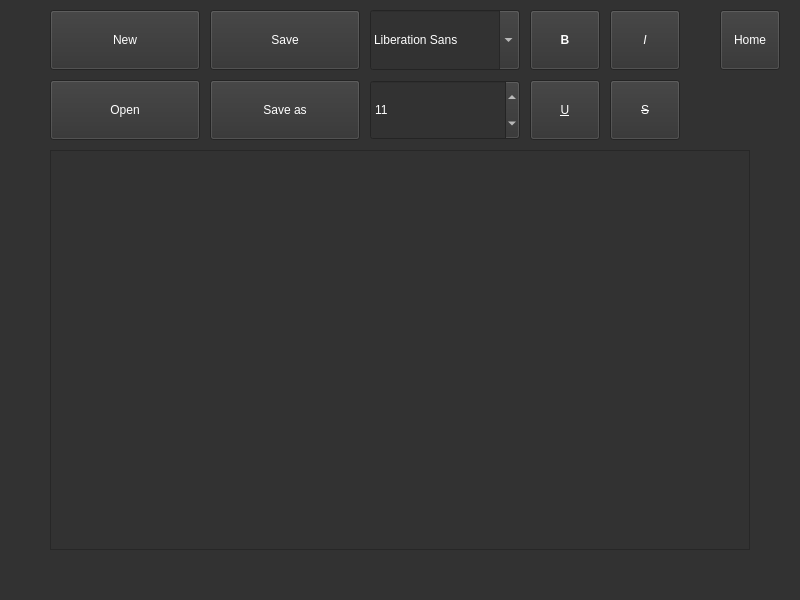
Old version of the form designs/text_editor_window.ui in the repository DaryaSanina/media-editor.
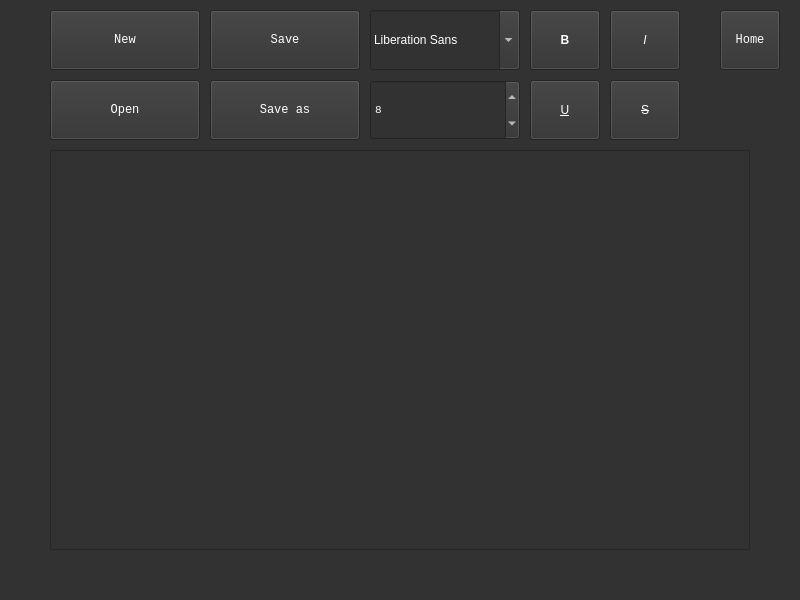
New version of the form.

Diff of the .ui file:
```diff
--- a/designs/text_editor_window.ui
+++ b/designs/text_editor_window.ui
@@ -223,6 +223,11 @@
       <height>60</height>
      </rect>
     </property>
+    <property name="font">
+     <font>
+      <family>Consolas</family>
+     </font>
+    </property>
     <property name="styleSheet">
      <string notr="true">color: white;</string>
     </property>
@@ -239,6 +244,11 @@
       <height>60</height>
      </rect>
     </property>
+    <property name="font">
+     <font>
+      <family>Consolas</family>
+     </font>
+    </property>
     <property name="styleSheet">
      <string notr="true">color: white;</string>
     </property>
@@ -255,6 +265,11 @@
       <height>60</height>
      </rect>
     </property>
+    <property name="font">
+     <font>
+      <family>Consolas</family>
+     </font>
+    </property>
     <property name="styleSheet">
      <string notr="true">color: white;</string>
     </property>
@@ -271,6 +286,11 @@
       <height>60</height>
      </rect>
     </property>
+    <property name="font">
+     <font>
+      <family>Consolas</family>
+     </font>
+    </property>
     <property name="styleSheet">
      <string notr="true">color: white;</string>
     </property>
@@ -287,6 +307,12 @@
       <height>60</height>
      </rect>
     </property>
+    <property name="font">
+     <font>
+      <family>Consolas</family>
+      <pointsize>8</pointsize>
+     </font>
+    </property>
     <property name="styleSheet">
      <string notr="true">color: white;</string>
     </property>
@@ -294,7 +320,7 @@
      <number>1</number>
     </property>
     <property name="value">
-     <number>11</number>
+     <number>8</number>
     </property>
    </widget>
    <widget class="QPushButton" name="bold_btn">
@@ -424,6 +450,11 @@
       <height>60</height>
      </rect>
     </property>
+    <property name="font">
+     <font>
+      <family>Consolas</family>
+     </font>
+    </property>
     <property name="styleSheet">
      <string notr="true">color: white</string>
     </property>
```
Left out of the diff: 11 changed lines with no effect on the pictures.
